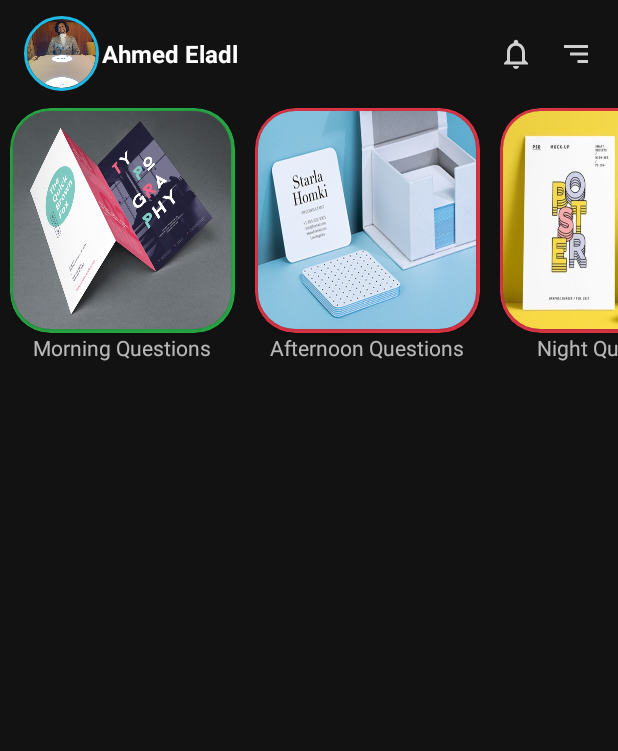
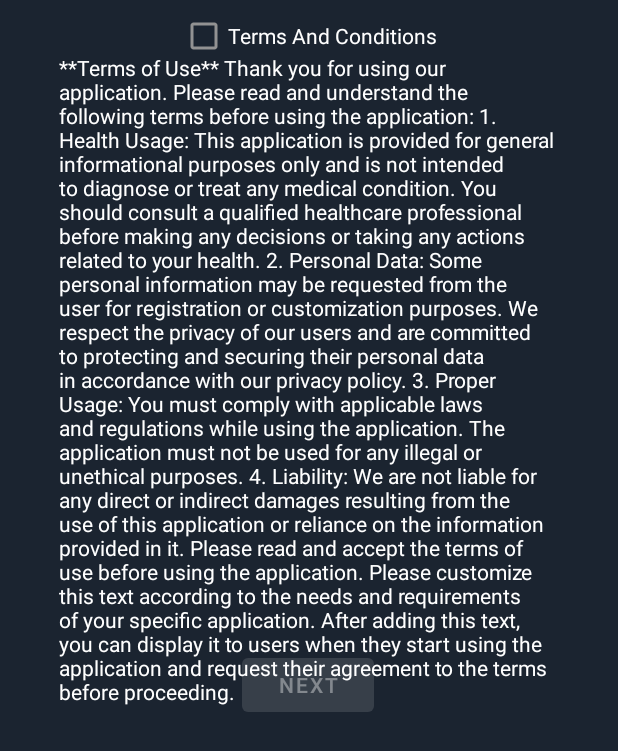
Before and after one commit to ahmedeladl00/health-app, an Android app: the screen it shows after launch (DashboardActivity before the commit, sensor_data_page after it), after a tap on "Log In", on a phone screen of 412 x 824 dp. Shown: the top 751 px of the screen. Run offline under Robolectric (Android 15) with nearby library versions, the phone set to English and light mode, and no system bars; plain views replace CircularImageView; 1 statement that could not run was skipped.

Commit message:
collect sensor data /Terms of Use V1

```diff
--- a/app/src/main/AndroidManifest.xml
+++ b/app/src/main/AndroidManifest.xml
@@ -12,6 +12,9 @@
         android:supportsRtl="true"
         android:theme="@style/AppTheme"
         tools:targetApi="31">
+        <activity
+            android:name=".sensor_data_page"
+            android:exported="false" />
         <activity
             android:name=".QuestionsActivity"
             android:exported="false" />
--- a/app/src/main/java/com/example/jien/MainActivity.java
+++ b/app/src/main/java/com/example/jien/MainActivity.java
@@ -22,7 +22,7 @@ public class MainActivity extends AppCompatActivity {
         logInBtn.setOnClickListener(new View.OnClickListener() {
             @Override
             public void onClick(View v) {
-                Intent intent = new Intent(MainActivity.this, DashboardActivity.class);
+                Intent intent = new Intent(MainActivity.this, sensor_data_page.class);
                 startActivity(intent);
             }
         });
--- /dev/null
+++ b/app/src/main/java/com/example/jien/sensor_data_page.java
@@ -0,0 +1,75 @@
+package com.example.jien;
+
+import androidx.appcompat.app.AppCompatActivity;
+
+import android.content.DialogInterface;
+import android.content.Intent;
+import android.os.Bundle;
+import android.view.View;
+import android.widget.Button;
+import android.widget.CheckBox;
+import android.widget.CompoundButton;
+
+import com.google.android.material.dialog.MaterialAlertDialogBuilder;
+
+public class sensor_data_page extends AppCompatActivity {
+
+    private CheckBox checkBox;
+    private Button button;
+    private MaterialAlertDialogBuilder materialAlertDialogBuilder;
+
+    @Override
+    protected void onCreate(Bundle savedInstanceState) {
+        super.onCreate(savedInstanceState);
+        setContentView(R.layout.activity_sensor_data_page);
+
+        getSupportActionBar().hide();
+
+        //termsCheckbox//check_id
+        //nextbutton//button_id
+        checkBox = findViewById(R.id.termsCheckbox);
+        button = findViewById(R.id.nextbutton);
+
+        materialAlertDialogBuilder = new MaterialAlertDialogBuilder(this);
+
+        button.setEnabled(false);
+        button.setOnClickListener(new View.OnClickListener() {
+            @Override
+            public void onClick(View v) {
+                Intent intent = new Intent(sensor_data_page.this, DashboardActivity.class);
+                startActivity(intent);
+            }
+        });
+
+
+
+        checkBox.setOnCheckedChangeListener(new CompoundButton.OnCheckedChangeListener() {
+            @Override
+            public void onCheckedChanged(CompoundButton compoundButton, boolean b) {
+                if (b){
+                    materialAlertDialogBuilder.setTitle("Terms And Conditions");
+                    materialAlertDialogBuilder.setMessage("Descpions");
+                    materialAlertDialogBuilder.setPositiveButton("Accept", new DialogInterface.OnClickListener() {
+                        @Override
+                        public void onClick(DialogInterface dialogInterface, int i) {
+                            button.setEnabled(true);
+                            dialogInterface.dismiss();
+                        }
+                    });
+                    materialAlertDialogBuilder.setNegativeButton("You must agree; otherwise, you are not welcome in our JIEN community.XD", new DialogInterface.OnClickListener() {
+                        @Override
+                        public void onClick(DialogInterface dialogInterface, int i) {
+                            dialogInterface.dismiss();
+                            checkBox.setChecked(false);
+                        }
+                    });
+                    materialAlertDialogBuilder.show();
+                }else {
+                    button.setEnabled(false);
+                }
+            }
+        });
+
+
+    }
+}
--- /dev/null
+++ b/app/src/main/res/layout/activity_sensor_data_page.xml
@@ -0,0 +1,50 @@
+<?xml version="1.0" encoding="utf-8"?>
+<androidx.constraintlayout.widget.ConstraintLayout xmlns:android="http://schemas.android.com/apk/res/android"
+    xmlns:app="http://schemas.android.com/apk/res-auto"
+    xmlns:tools="http://schemas.android.com/tools"
+    android:layout_width="match_parent"
+    android:layout_height="match_parent"
+    android:background="@color/primary"
+    tools:context=".sensor_data_page">
+
+
+    <TextView
+        android:id="@+id/textView"
+        android:layout_width="332dp"
+        android:layout_height="513dp"
+        android:layout_marginTop="44dp"
+        android:text="@string/long_text"
+        android:textColor="@color/white"
+        app:layout_constraintBottom_toTopOf="@+id/termsCheckbox"
+        app:layout_constraintEnd_toEndOf="parent"
+
+        app:layout_constraintHorizontal_bias="0.493"
+        app:layout_constraintStart_toStartOf="parent"
+        app:layout_constraintTop_toTopOf="parent"
+        app:layout_constraintVertical_bias="0.016" />
+
+    <CheckBox
+        android:id="@+id/termsCheckbox"
+        android:layout_width="wrap_content"
+        android:layout_height="wrap_content"
+        android:text="Terms And Conditions"
+        android:textColor="#FFFFFF"
+        app:layout_constraintEnd_toEndOf="@+id/textView"
+        app:layout_constraintHorizontal_bias="0.503"
+        app:layout_constraintStart_toStartOf="@+id/textView"
+        tools:layout_editor_absoluteY="582dp" />
+
+    <Button
+        android:id="@+id/nextbutton"
+        android:layout_width="wrap_content"
+        android:layout_height="wrap_content"
+        android:text="Next"
+        app:layout_constraintBottom_toBottomOf="parent"
+        app:layout_constraintEnd_toEndOf="@+id/termsCheckbox"
+        app:layout_constraintHorizontal_bias="0.493"
+        app:layout_constraintStart_toStartOf="@+id/termsCheckbox"
+        app:layout_constraintTop_toBottomOf="@+id/termsCheckbox"
+        app:layout_constraintVertical_bias="0.528" />
+
+
+</androidx.constraintlayout.widget.ConstraintLayout>
--- a/app/src/main/res/values/strings.xml
+++ b/app/src/main/res/values/strings.xml
@@ -12,4 +12,22 @@
     <string name="menu_gallery">Gallery</string>
     <string name="menu_slideshow">Slideshow</string>
     <string name="settings">Settings</string>
+    <string name="long_text">
+
+**Terms of Use**
+
+Thank you for using our application. Please read and understand the following terms before using the application:
+
+1. Health Usage: This application is provided for general informational purposes only and is not intended to diagnose or treat any medical condition. You should consult a qualified healthcare professional before making any decisions or taking any actions related to your health.
+
+2. Personal Data: Some personal information may be requested from the user for registration or customization purposes. We respect the privacy of our users and are committed to protecting and securing their personal data in accordance with our privacy policy.
+
+3. Proper Usage: You must comply with applicable laws and regulations while using the application. The application must not be used for any illegal or unethical purposes.
+
+4. Liability: We are not liable for any direct or indirect damages resulting from the use of this application or reliance on the information provided in it.
+
+Please read and accept the terms of use before using the application.
+
+Please customize this text according to the needs and requirements of your specific application. After adding this text, you can display it to users when they start using the application and request their agreement to the terms before proceeding.</string>
+
 </resources>
```
